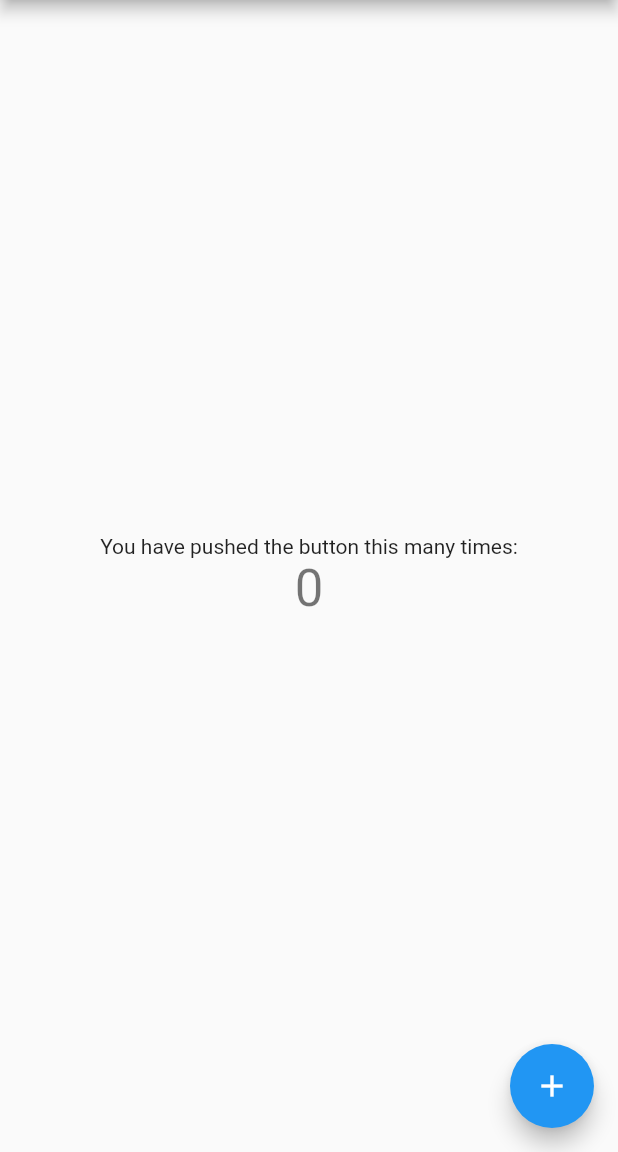
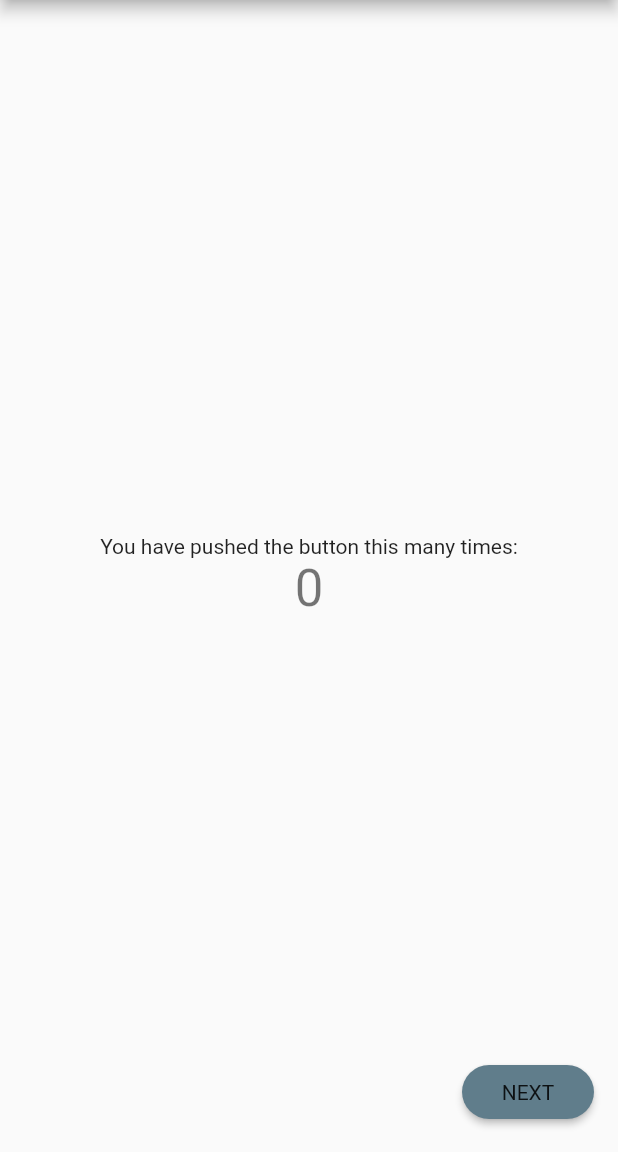
Before and after one commit to cathymariza/click-me, a Flutter app: the screen it shows after launch, on a phone screen of 412 x 824 dp, the part 84-1236 px from its top. Run offline on Flutter 3.47's test engine with Material 2 defaults, Android fonts, the phone set to English and light mode, and no system bars.

Commit message:
Changed the type and shape of button

```diff
--- /dev/null
+++ b/my_app/lib/FancyButton.dart
@@ -0,0 +1,21 @@
+import 'package:flutter/material.dart';
+import 'package:flutter/foundation.dart';
+
+class FancyButton extends StatelessWidget{
+
+  FancyButton({required this.onPressed});
+
+  final GestureTapCallback onPressed;
+
+  @override
+  Widget build(BuildContext context) {
+    return new RawMaterialButton(
+      fillColor: Colors.blueGrey,
+      splashColor: Colors.grey,
+      shape: const StadiumBorder(),
+      onPressed: onPressed,
+      child: Text("NEXT")
+      );
+  }
+
+}
--- a/my_app/lib/main.dart
+++ b/my_app/lib/main.dart
@@ -1,4 +1,5 @@
 import 'package:flutter/material.dart';
+import 'FancyButton.dart';
 
 void main() {
   runApp(const MyApp());
@@ -105,10 +106,13 @@ class _MyHomePageState extends State<MyHomePage> {
           ],
         ),
       ),
-      floatingActionButton: FloatingActionButton(
+      //floatingActionButton: FloatingActionButton(
+        //onPressed: _incrementCounter,
+        //tooltip: 'Increment',
+        //child: const Icon(Icons.add),
+      //), // This trailing comma makes auto-formatting nicer for build methods.
+      floatingActionButton: FancyButton(
         onPressed: _incrementCounter,
-        tooltip: 'Increment',
-        child: const Icon(Icons.add),
       ), // This trailing comma makes auto-formatting nicer for build methods.
     );
   }
```
